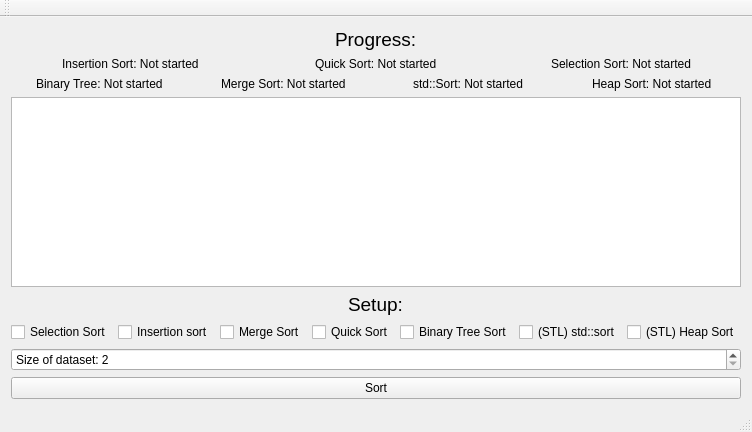
The window that Oblig3/Application/mainwindow.ui (Skau/ADS101Obliger) describes before a commit, drawn with Qt 5.
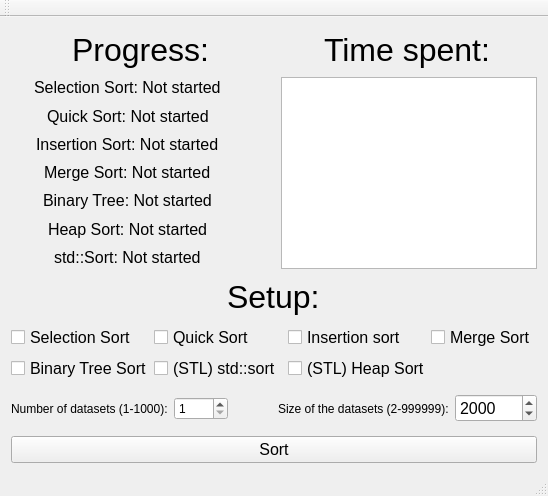
The same window after the commit.

Commit message: Added datasets, cleaned up code, more threadsafe, GUI changes

```diff
--- a/Oblig3/Application/mainwindow.ui
+++ b/Oblig3/Application/mainwindow.ui
@@ -6,92 +6,184 @@
    <rect>
     <x>0</x>
     <y>0</y>
-    <width>688</width>
-    <height>432</height>
+    <width>548</width>
+    <height>496</height>
    </rect>
   </property>
+  <property name="sizePolicy">
+   <sizepolicy hsizetype="Minimum" vsizetype="Minimum">
+    <horstretch>0</horstretch>
+    <verstretch>0</verstretch>
+   </sizepolicy>
+  </property>
+  <property name="minimumSize">
+   <size>
+    <width>548</width>
+    <height>496</height>
+   </size>
+  </property>
+  <property name="maximumSize">
+   <size>
+    <width>548</width>
+    <height>496</height>
+   </size>
+  </property>
+  <property name="font">
+   <font>
+    <weight>50</weight>
+    <bold>false</bold>
+    <strikeout>false</strikeout>
+   </font>
+  </property>
   <property name="windowTitle">
    <string>MainWindow</string>
   </property>
   <widget class="QWidget" name="centralWidget">
    <layout class="QVBoxLayout" name="verticalLayout">
-    <item alignment="Qt::AlignHCenter">
-     <widget class="QLabel" name="progressLabelTitle">
-      <property name="font">
-       <font>
-        <pointsize>14</pointsize>
-       </font>
-      </property>
-      <property name="text">
-       <string>Progress:</string>
-      </property>
-     </widget>
-    </item>
     <item>
      <layout class="QHBoxLayout" name="progressLayout1">
       <item alignment="Qt::AlignHCenter">
-       <widget class="QLabel" name="plabel_Insertion">
-        <property name="text">
-         <string>Insertion Sort: Not started</string>
+       <widget class="QLabel" name="label_ProgressTitle">
+        <property name="font">
+         <font>
+          <pointsize>24</pointsize>
+         </font>
         </property>
-       </widget>
-      </item>
-      <item alignment="Qt::AlignHCenter">
-       <widget class="QLabel" name="plabel_Quick">
         <property name="text">
-         <string>Quick Sort: Not started</string>
+         <string>Progress:</string>
         </property>
        </widget>
       </item>
       <item alignment="Qt::AlignHCenter">
-       <widget class="QLabel" name="plabel_Selection">
+       <widget class="QLabel" name="label">
+        <property name="font">
+         <font>
+          <pointsize>24</pointsize>
+         </font>
+        </property>
         <property name="text">
-         <string>Selection Sort: Not started</string>
+         <string>Time spent:</string>
         </property>
        </widget>
       </item>
      </layout>
     </item>
     <item>
-     <layout class="QHBoxLayout" name="progressLayout2">
-      <item alignment="Qt::AlignHCenter">
-       <widget class="QLabel" name="plabel_BT">
-        <property name="text">
-         <string>Binary Tree: Not started</string>
-        </property>
-       </widget>
+     <layout class="QHBoxLayout" name="horizontalLayout">
+      <item>
+       <layout class="QVBoxLayout" name="layoutDefault">
+        <item alignment="Qt::AlignHCenter|Qt::AlignVCenter">
+         <widget class="QLabel" name="plabel_Selection">
+          <property name="font">
+           <font>
+            <pointsize>12</pointsize>
+           </font>
+          </property>
+          <property name="text">
+           <string>Selection Sort: Not started</string>
+          </property>
+         </widget>
+        </item>
+        <item alignment="Qt::AlignHCenter|Qt::AlignVCenter">
+         <widget class="QLabel" name="plabel_Quick">
+          <property name="font">
+           <font>
+            <pointsize>12</pointsize>
+           </font>
+          </property>
+          <property name="text">
+           <string>Quick Sort: Not started</string>
+          </property>
+         </widget>
+        </item>
+        <item alignment="Qt::AlignHCenter|Qt::AlignVCenter">
+         <widget class="QLabel" name="plabel_Insertion">
+          <property name="font">
+           <font>
+            <pointsize>12</pointsize>
+           </font>
+          </property>
+          <property name="text">
+           <string>Insertion Sort: Not started</string>
+          </property>
+         </widget>
+        </item>
+        <item alignment="Qt::AlignHCenter|Qt::AlignVCenter">
+         <widget class="QLabel" name="plabel_Merge">
+          <property name="font">
+           <font>
+            <pointsize>12</pointsize>
+           </font>
+          </property>
+          <property name="text">
+           <string>Merge Sort: Not started</string>
+          </property>
+         </widget>
+        </item>
+        <item alignment="Qt::AlignHCenter|Qt::AlignVCenter">
+         <widget class="QLabel" name="plabel_BT">
+          <property name="font">
+           <font>
+            <pointsize>12</pointsize>
+           </font>
+          </property>
+          <property name="text">
+           <string>Binary Tree: Not started</string>
+          </property>
+         </widget>
+        </item>
+        <item alignment="Qt::AlignHCenter|Qt::AlignVCenter">
+         <widget class="QLabel" name="plabel_Heap">
+          <property name="font">
+           <font>
+            <pointsize>12</pointsize>
+           </font>
+          </property>
+          <property name="text">
+           <string>Heap Sort: Not started</string>
+          </property>
+         </widget>
+        </item>
+        <item alignment="Qt::AlignHCenter|Qt::AlignVCenter">
+         <widget class="QLabel" name="plabel_stdSort">
+          <property name="font">
+           <font>
+            <pointsize>12</pointsize>
+           </font>
+          </property>
+          <property name="text">
+           <string>std::Sort: Not started</string>
+          </property>
+         </widget>
+        </item>
+       </layout>
       </item>
-      <item alignment="Qt::AlignHCenter">
-       <widget class="QLabel" name="plabel_Merge">
-        <property name="text">
-         <string>Merge Sort: Not started</string>
+      <item>
+       <spacer name="horizontalSpacer">
+        <property name="orientation">
+         <enum>Qt::Horizontal</enum>
         </property>
-       </widget>
-      </item>
-      <item alignment="Qt::AlignHCenter">
-       <widget class="QLabel" name="plabel_stdSort">
-        <property name="text">
-         <string>std::Sort: Not started</string>
+        <property name="sizeType">
+         <enum>QSizePolicy::Fixed</enum>
         </property>
-       </widget>
-      </item>
-      <item alignment="Qt::AlignHCenter">
-       <widget class="QLabel" name="plabel_Heap">
-        <property name="text">
-         <string>Heap Sort: Not started</string>
+        <property name="sizeHint" stdset="0">
+         <size>
+          <width>30</width>
+          <height>20</height>
+         </size>
         </property>
-       </widget>
+       </spacer>
       </item>
+      <item alignment="Qt::AlignLeft|Qt::AlignVCenter">
+       <widget class="QListWidget" name="timeTakenList"/>
+      </item>
      </layout>
     </item>
-    <item>
-     <widget class="QListWidget" name="timeTakenList"/>
-    </item>
     <item alignment="Qt::AlignHCenter">
      <widget class="QLabel" name="checkBoxLabelTitle">
       <property name="font">
        <font>
-        <pointsize>14</pointsize>
+        <pointsize>24</pointsize>
        </font>
       </property>
       <property name="text">
@@ -100,79 +192,180 @@
      </widget>
     </item>
     <item>
-     <layout class="QHBoxLayout" name="checkBoxLayout1">
-      <item>
+     <layout class="QGridLayout" name="gridLayout">
+      <item row="0" column="0">
        <widget class="QCheckBox" name="selectionCheckBox">
+        <property name="font">
+         <font>
+          <pointsize>12</pointsize>
+         </font>
+        </property>
         <property name="text">
          <string>Selection Sort</string>
         </property>
        </widget>
       </item>
-      <item alignment="Qt::AlignHCenter">
+      <item row="0" column="3">
+       <widget class="QCheckBox" name="quickCheckBox">
+        <property name="font">
+         <font>
+          <pointsize>12</pointsize>
+         </font>
+        </property>
+        <property name="text">
+         <string>Quick Sort</string>
+        </property>
+       </widget>
+      </item>
+      <item row="0" column="4">
        <widget class="QCheckBox" name="insertionCheckBox">
+        <property name="font">
+         <font>
+          <pointsize>12</pointsize>
+         </font>
+        </property>
         <property name="text">
          <string>Insertion sort</string>
         </property>
        </widget>
       </item>
-      <item>
+      <item row="0" column="5" alignment="Qt::AlignHCenter|Qt::AlignVCenter">
        <widget class="QCheckBox" name="mergeCheckBox">
+        <property name="font">
+         <font>
+          <pointsize>12</pointsize>
+         </font>
+        </property>
         <property name="text">
          <string>Merge Sort</string>
         </property>
        </widget>
       </item>
-      <item alignment="Qt::AlignHCenter">
-       <widget class="QCheckBox" name="quickCheckBox">
-        <property name="text">
-         <string>Quick Sort</string>
+      <item row="1" column="3">
+       <widget class="QCheckBox" name="stlSortCheckBox">
+        <property name="font">
+         <font>
+          <pointsize>12</pointsize>
+         </font>
         </property>
-       </widget>
-      </item>
-      <item>
-       <widget class="QCheckBox" name="binaryTreeCheckBox">
-        <property name="text">
-         <string>Binary Tree Sort</string>
-        </property>
-       </widget>
-      </item>
-      <item>
-       <widget class="QCheckBox" name="stlCheckBox">
         <property name="text">
          <string>(STL) std::sort</string>
         </property>
        </widget>
       </item>
-      <item>
-       <widget class="QCheckBox" name="heapCheckBox">
+      <item row="1" column="4">
+       <widget class="QCheckBox" name="stlHeapCheckBox">
+        <property name="font">
+         <font>
+          <pointsize>12</pointsize>
+         </font>
+        </property>
         <property name="text">
          <string>(STL) Heap Sort</string>
         </property>
        </widget>
       </item>
+      <item row="1" column="0">
+       <widget class="QCheckBox" name="binaryTreeCheckBox">
+        <property name="font">
+         <font>
+          <pointsize>12</pointsize>
+         </font>
+        </property>
+        <property name="text">
+         <string>Binary Tree Sort</string>
+        </property>
+       </widget>
+      </item>
      </layout>
     </item>
     <item>
-     <widget class="QSpinBox" name="sizeSpinBox">
-      <property name="suffix">
-       <string/>
-      </property>
-      <property name="prefix">
-       <string>Size of dataset: </string>
-      </property>
-      <property name="minimum">
-       <number>2</number>
-      </property>
-      <property name="maximum">
-       <number>100000</number>
-      </property>
-     </widget>
+     <layout class="QHBoxLayout" name="horizontalLayout_3">
+      <item>
+       <widget class="QLabel" name="label_3">
+        <property name="text">
+         <string>Number of datasets (1-1000):</string>
+        </property>
+       </widget>
+      </item>
+      <item>
+       <widget class="QSpinBox" name="numOfDataSetSpinBox">
+        <property name="minimum">
+         <number>1</number>
+        </property>
+        <property name="maximum">
+         <number>1000</number>
+        </property>
+       </widget>
+      </item>
+      <item>
+       <spacer name="horizontalSpacer_2">
+        <property name="orientation">
+         <enum>Qt::Horizontal</enum>
+        </property>
+        <property name="sizeType">
+         <enum>QSizePolicy::Maximum</enum>
+        </property>
+        <property name="sizeHint" stdset="0">
+         <size>
+          <width>44</width>
+          <height>20</height>
+         </size>
+        </property>
+       </spacer>
+      </item>
+      <item>
+       <widget class="QLabel" name="label_2">
+        <property name="text">
+         <string>Size of the datasets (2-999999):</string>
+        </property>
+       </widget>
+      </item>
+      <item alignment="Qt::AlignVCenter">
+       <widget class="QSpinBox" name="sizeOfDataSetSpinBox">
+        <property name="font">
+         <font>
+          <pointsize>12</pointsize>
+         </font>
+        </property>
+        <property name="suffix">
+         <string/>
+        </property>
+        <property name="prefix">
+         <string/>
+        </property>
+        <property name="minimum">
+         <number>2</number>
+        </property>
+        <property name="maximum">
+         <number>999999</number>
+        </property>
+        <property name="value">
+         <number>2000</number>
+        </property>
+       </widget>
+      </item>
+     </layout>
     </item>
     <item>
      <widget class="QPushButton" name="sortButton">
+      <property name="minimumSize">
+       <size>
+        <width>11</width>
+        <height>0</height>
+       </size>
+      </property>
+      <property name="font">
+       <font>
+        <pointsize>12</pointsize>
+       </font>
+      </property>
       <property name="text">
        <string>Sort</string>
       </property>
+      <property name="checkable">
+       <bool>false</bool>
+      </property>
      </widget>
     </item>
    </layout>
```
Left out of the diff: 4 changed lines with no effect on the pictures. The commit also changes 3 other files.
